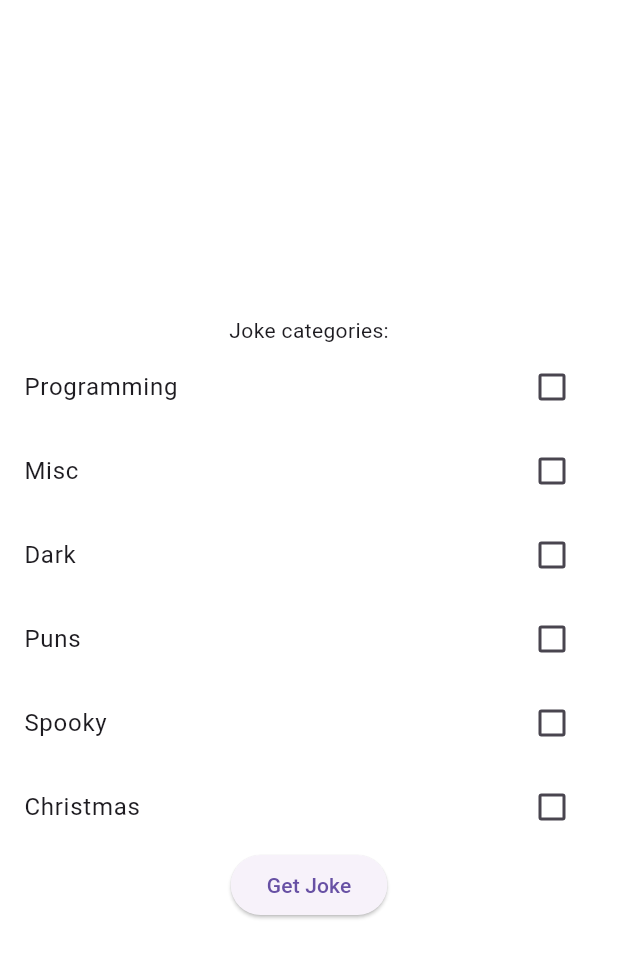
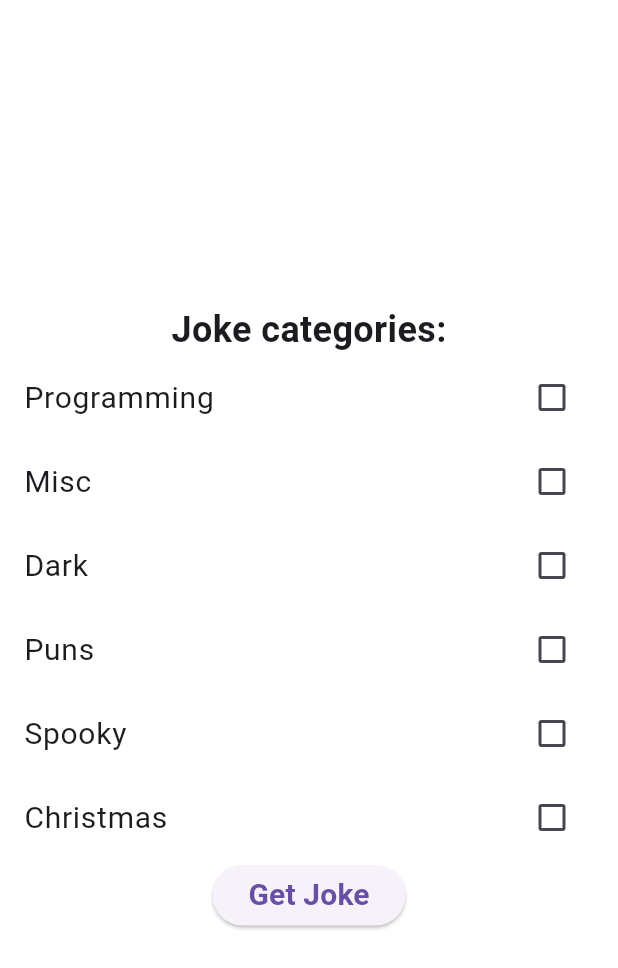
Before and after one commit to chessitay/Joke-API, a Flutter app: the screen it shows after launch, on a phone screen of 412 x 824 dp. Shown: the top 968 px of the screen. Run offline on Flutter 3.47's test engine with Material 3 defaults, Android fonts, the phone set to English and light mode, and no system bars.

Commit message:
better text styling

```diff
--- a/lib/main.dart
+++ b/lib/main.dart
@@ -42,7 +42,10 @@ class _HomeScreenState extends State<HomeScreen> {
         child: Column(
           mainAxisAlignment: MainAxisAlignment.center,
           children: [
-            Text('Joke categories:'),
+            Text(
+              'Joke categories:',
+              style: TextStyle(fontSize: 24, fontWeight: FontWeight.bold),
+            ),
             CheckboxListTile(
               value: isChecked[0],
               onChanged: (value) {
@@ -50,7 +53,7 @@ class _HomeScreenState extends State<HomeScreen> {
                   isChecked[0] = value!;
                 });
               },
-              title: Text('Programming'),
+              title: Text('Programming', style: TextStyle(fontSize: 20)),
             ),
             CheckboxListTile(
               value: isChecked[1],
@@ -59,7 +62,7 @@ class _HomeScreenState extends State<HomeScreen> {
                   isChecked[1] = value!;
                 });
               },
-              title: Text('Misc'),
+              title: Text('Misc', style: TextStyle(fontSize: 20)),
             ),
             CheckboxListTile(
               value: isChecked[2],
@@ -68,7 +71,7 @@ class _HomeScreenState extends State<HomeScreen> {
                   isChecked[2] = value!;
                 });
               },
-              title: Text('Dark'),
+              title: Text('Dark', style: TextStyle(fontSize: 20)),
             ),
             CheckboxListTile(
               value: isChecked[3],
@@ -77,7 +80,7 @@ class _HomeScreenState extends State<HomeScreen> {
                   isChecked[3] = value!;
                 });
               },
-              title: Text('Puns'),
+              title: Text('Puns', style: TextStyle(fontSize: 20)),
             ),
             CheckboxListTile(
               value: isChecked[4],
@@ -86,7 +89,7 @@ class _HomeScreenState extends State<HomeScreen> {
                   isChecked[4] = value!;
                 });
               },
-              title: Text('Spooky'),
+              title: Text('Spooky', style: TextStyle(fontSize: 20)),
             ),
             CheckboxListTile(
               value: isChecked[5],
@@ -95,9 +98,15 @@ class _HomeScreenState extends State<HomeScreen> {
                   isChecked[5] = value!;
                 });
               },
-              title: Text('Christmas'),
+              title: Text('Christmas', style: TextStyle(fontSize: 20)),
             ),
-            ElevatedButton(onPressed: () {}, child: Text('Get Joke')),
+            ElevatedButton(
+              onPressed: () {},
+              child: Text(
+                'Get Joke',
+                style: TextStyle(fontSize: 20, fontWeight: FontWeight.bold),
+              ),
+            ),
           ],
         ),
       ),
```
